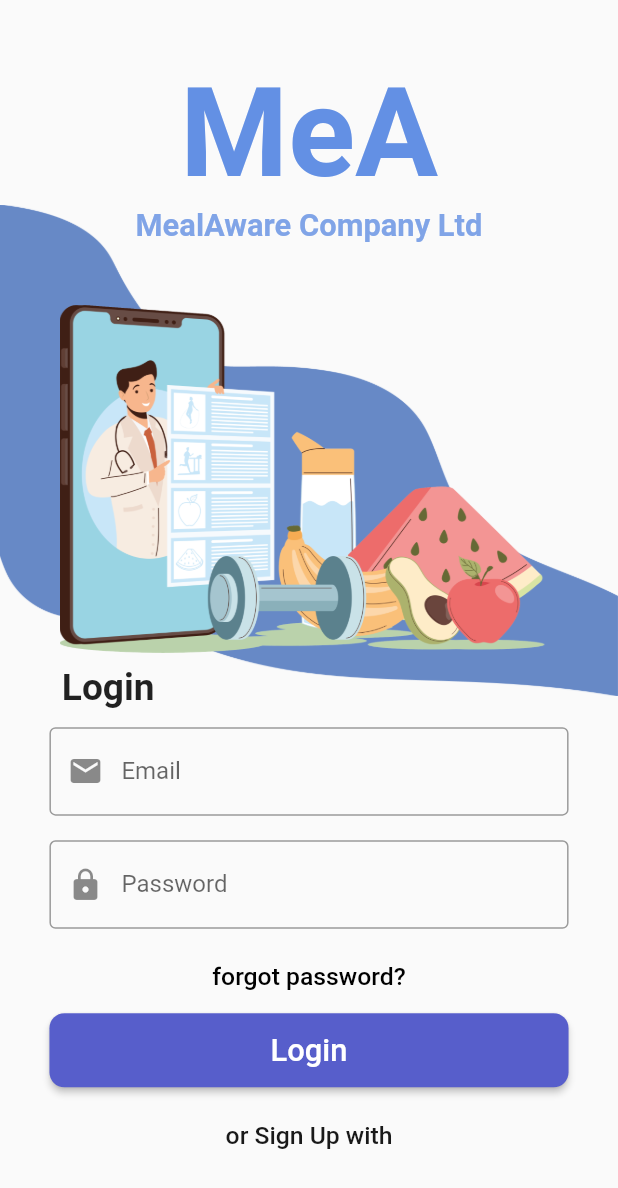
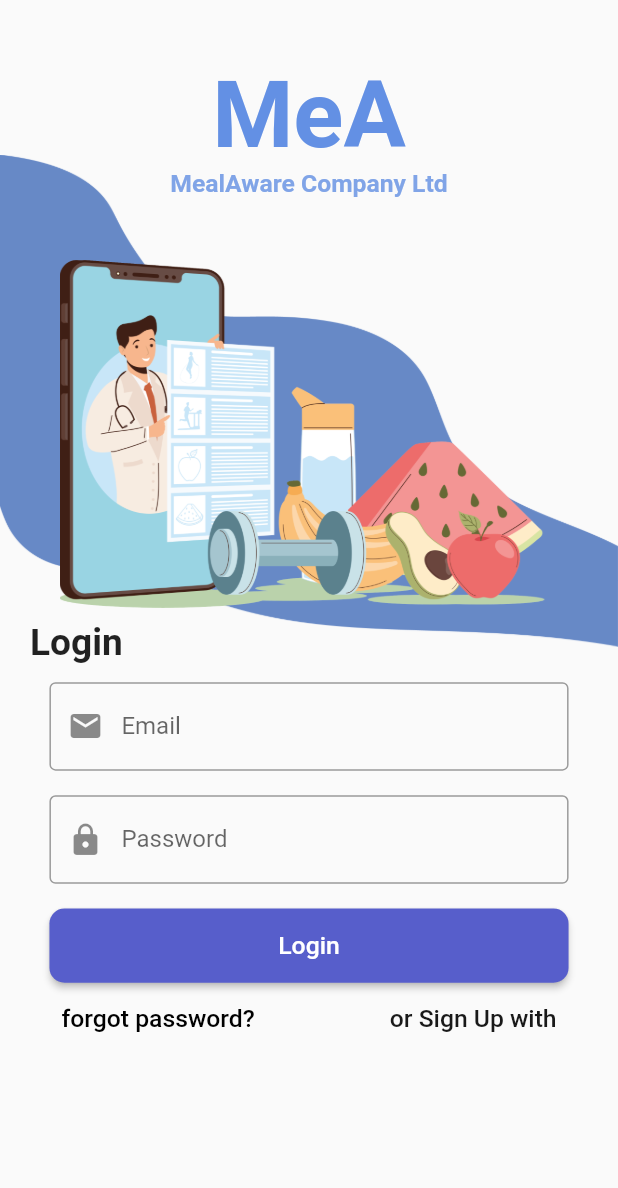
Before and after one commit to levynKwong/nutritionist-app, a Flutter app: the screen it shows after launch, on a phone screen of 412 x 824 dp. Shown: the top 1188 px of the screen. Run offline on Flutter 3.47's test engine with Material 2 defaults, Android fonts, the phone set to English and light mode, and no system bars; our stand-ins replace awesome_notifications, cloud_firestore, file_picker, firebase_auth, firebase_core, firebase_messaging and 7 more; missing offline and left inert: flutter_inappwebview; accounts and stored records are empty.

Commit message:
login design changes

```diff
--- a/lib/main.dart
+++ b/lib/main.dart
@@ -111,16 +111,11 @@
 
  @override
 Widget build(BuildContext context) {
-  return LayoutBuilder(
-    builder: (context, constraints) {
-      final Size size = constraints.biggest;
-      final double width = size.width;
-      final double height = size.height;
-
+  final double width_ = MediaQuery.of(context).size.width;
+  final double height_ = MediaQuery.of(context).size.height;
   return Scaffold(
-        body: Stack(
-          children: [
-            Container(
+    body: SingleChildScrollView(
+      child: Container(
         decoration: BoxDecoration(
           image: DecorationImage(
             image: AssetImage('images/background_login.png'),
@@ -128,12 +123,10 @@
             alignment: Alignment(0, -0.45),
           ),
         ),
-            ),
-            SingleChildScrollView(
         child: Column(
           mainAxisAlignment: MainAxisAlignment.spaceEvenly,
           children: <Widget>[
-                  SizedBox(height: height * 0.05),
+            SizedBox(height: height_ * 0.05),
             Container(
               color: Colors.transparent,
               child: Column(
@@ -142,7 +135,7 @@
                     'MeA',
                     style: TextStyle(
                       color: Color.fromARGB(255, 99, 144, 228),
-                            fontSize: width * 0.20,
+                      fontSize: width_ * 0.15, // Adjusted font size
                       fontWeight: FontWeight.bold,
                     ),
                   ),
@@ -150,29 +143,28 @@
                     'MealAware Company Ltd',
                     style: TextStyle(
                       color: Color.fromARGB(255, 128, 164, 231),
-                            fontSize: width * 0.05,
+                      fontSize: width_ * 0.04, // Adjusted font size
                       fontWeight: FontWeight.bold,
                     ),
                   ),
-                        SizedBox(height: height * 0.05),
+                  SizedBox(height: height_ * 0.05),
                   AspectRatio(
                     aspectRatio: 16 / 9,
                     child: Container(
                       decoration: BoxDecoration(
                         image: DecorationImage(
-                                image:
-                                    AssetImage("images/doctor_holdingPhone.png"),
+                          image: AssetImage("images/doctor_holdingPhone.png"),
                           fit: BoxFit.contain,
                           alignment: Alignment(0, -1),
                         ),
                       ),
                     ),
                   ),
-                        SizedBox(height: height * 0.01),
+                  SizedBox(height: height_ * 0.01),
                   Column(
                     children: [
                       Padding(
-                              padding: EdgeInsets.symmetric(horizontal: width * 0.1),
+                        padding: EdgeInsets.only(left: 20.0),
                         child: Container(
                           width: double.infinity,
                           child: Column(
@@ -183,20 +175,20 @@
                                 child: Text(
                                   'Login',
                                   style: TextStyle(
-                                          fontSize: width * 0.06,
+                                    fontSize: width_ * 0.06, // Adjusted font size
                                     fontWeight: FontWeight.bold,
                                   ),
                                 ),
                               ),
-                                    // add additional widgets here if needed
+
                             ],
                           ),
                         ),
                       ),
-                            SizedBox(height: height * 0.015),
+                      SizedBox(height: height_ * 0.015),
                       Container(
                         padding: EdgeInsets.fromLTRB(
-                                  width * 0.08, 0, width * 0.08, 0),
+                            width_ * 0.08, 0, width_ * 0.08, 0),
                         child: Form(
                           key: _formKey,
                           child: Column(
@@ -224,7 +216,9 @@
                                   border: OutlineInputBorder(),
                                 ),
                               ),
-                                    SizedBox(height: height * 0.02),
+                              SizedBox(
+                                  height: MediaQuery.of(context).size.height *
+                                      0.02),
                               TextFormField(
                                 controller: passwordController,
                                 autofocus: false,
@@ -247,7 +241,38 @@
                                   border: OutlineInputBorder(),
                                 ),
                               ),
-                                    SizedBox(height: height * 0.01),
+                              SizedBox(height: height_ * 0.02),
+
+                              ElevatedButton(
+                                onPressed: () {
+                                  if (_formKey.currentState!.validate()) {
+                                    login(emailController.text,
+                                        passwordController.text);
+                                  }
+                                },
+                                style: ElevatedButton.styleFrom(
+                                  backgroundColor:
+                                      getColor(), // sets the background color of the button
+                                  shape: RoundedRectangleBorder(
+                                    borderRadius: BorderRadius.circular(10.0),
+                                  ),
+                                ),
+                                child: Container(
+                                  alignment: Alignment.center,
+                                  height: height_ * 0.06,
+                                  child: Text(
+                                    'Login',
+                                    style: TextStyle(
+                                      fontSize: width_ * 0.04, // Adjusted font size
+                                      color: Colors.white,
+                                    ),
+                                  ),
+                                ),
+                              ),
+
+                              Row(
+                                mainAxisAlignment: MainAxisAlignment.spaceBetween,
+                                children: [
                                   TextButton(
                                     onPressed: () {
                                       Navigator.push(
@@ -261,38 +286,13 @@
                                     child: Text(
                                       'forgot password?',
                                       style: TextStyle(
-                                          fontSize: width * 0.04,
+                                        fontSize:
+                                            MediaQuery.of(context).size.width *
+                                                0.04,
                                         color: Color.fromARGB(255, 0, 0, 0),
                                       ),
                                     ),
                                   ),
-                                    ElevatedButton(
-                                      onPressed: () {
-                                        if (_formKey.currentState!.validate()) {
-                                          login(emailController.text,
-                                              passwordController.text);
-                                        }
-                                      },
-                                      style: ElevatedButton.styleFrom(
-                                        backgroundColor: getColor(),
-                                        shape: RoundedRectangleBorder(
-                                          borderRadius:
-                                              BorderRadius.circular(10.0),
-                                        ),
-                                      ),
-                                      child: Container(
-                                        alignment: Alignment.center,
-                                        height: height * 0.06,
-                                        child: Text(
-                                          'Login',
-                                          style: TextStyle(
-                                            fontSize: width * 0.05,
-                                            color: Colors.white,
-                                          ),
-                                        ),
-                                      ),
-                                    ),
-                                    SizedBox(height: height * 0.01),
                                   TextButton(
                                     onPressed: () {
                                       Navigator.push(
@@ -307,9 +307,11 @@
                                       'or Sign Up with',
                                       style: TextStyle(
                                         color: Color.fromARGB(255, 25, 25, 25),
-                                          fontSize: width * 0.040,
+                                        fontSize: width_ * 0.040, // Adjusted font size
                                       ),
                                     ),
+                                  ),
+                                ],
                               ),
                             ],
                           ),
@@ -323,10 +325,7 @@
           ],
         ),
       ),
-          ],
     ),
-      );
-    },
   );
 }
 
```
Lines whose indentation alone changed are shown as unchanged.
